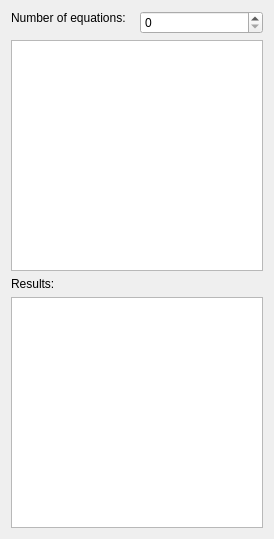
Above: src/designer/EquationSolver.ui from enlighteningCrow/MatCal before the change. Below: the same form after it.
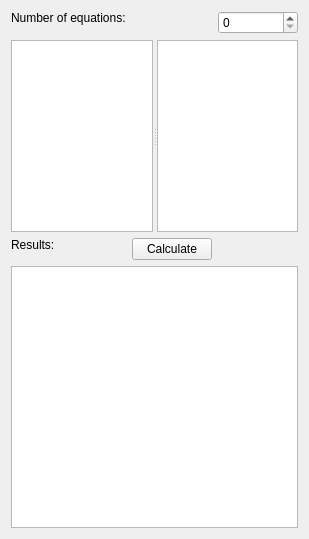
That is the form after the change.

Commit message: Refactored code structure. Added equation solver

The edit to the form file:
```diff
--- a/src/designer/EquationSolver.ui
+++ b/src/designer/EquationSolver.ui
@@ -6,7 +6,7 @@
    <rect>
     <x>0</x>
     <y>0</y>
-    <width>274</width>
+    <width>309</width>
     <height>539</height>
    </rect>
   </property>
@@ -21,11 +21,25 @@
      </property>
     </widget>
    </item>
-   <item row="0" column="1">
-    <widget class="QSpinBox" name="spinBox"/>
+   <item row="0" column="2">
+    <widget class="QSpinBox" name="spinBox">
+     <property name="maximum">
+      <number>1000000</number>
+     </property>
+    </widget>
    </item>
-   <item row="1" column="0" colspan="2">
-    <widget class="QTableView" name="tableView"/>
+   <item row="1" column="0" colspan="3">
+    <widget class="QSplitter" name="splitter">
+     <property name="orientation">
+      <enum>Qt::Horizontal</enum>
+     </property>
+     <widget class="QTableView" name="variableNamesList"/>
+     <widget class="QTableView" name="equationsTable">
+      <attribute name="horizontalHeaderVisible">
+       <bool>false</bool>
+      </attribute>
+     </widget>
+    </widget>
    </item>
    <item row="2" column="0">
     <widget class="QLabel" name="resultsLabel">
@@ -37,8 +51,15 @@
      </property>
     </widget>
    </item>
-   <item row="3" column="0" colspan="2">
-    <widget class="QTableView" name="tableView_2"/>
+   <item row="2" column="1">
+    <widget class="QPushButton" name="pushButton">
+     <property name="text">
+      <string>Calculate</string>
+     </property>
+    </widget>
+   </item>
+   <item row="3" column="0" colspan="3">
+    <widget class="QTableView" name="resultsTable"/>
    </item>
   </layout>
  </widget>
```
Left out of the diff: 39 changed lines with no effect on the pictures. The commit also changes 40 other files.
